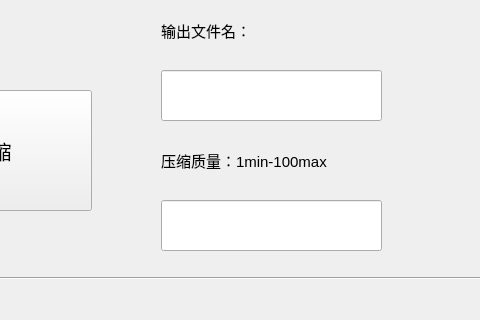
First picture: the form in GUI/compression/widget.ui, repository leander-deleted/compress-and-encrypt-jpeg, before the edit; both pictures show x 149 to 629 and y 220 to 540 of the 629 by 750 pixel window.
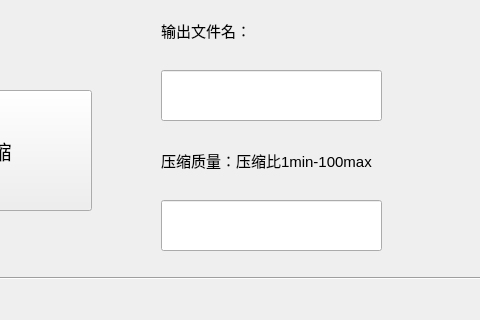
Second picture: the form after the edit.

```diff
--- a/GUI/compression/widget.ui
+++ b/GUI/compression/widget.ui
@@ -141,7 +141,7 @@
     <rect>
      <x>310</x>
      <y>360</y>
-     <width>241</width>
+     <width>331</width>
      <height>41</height>
     </rect>
    </property>
@@ -151,7 +151,7 @@
     </font>
    </property>
    <property name="text">
-    <string>压缩质量：1min-100max</string>
+    <string>压缩质量：压缩比1min-100max</string>
    </property>
   </widget>
   <widget class="QPushButton" name="pushButton_4">
```
